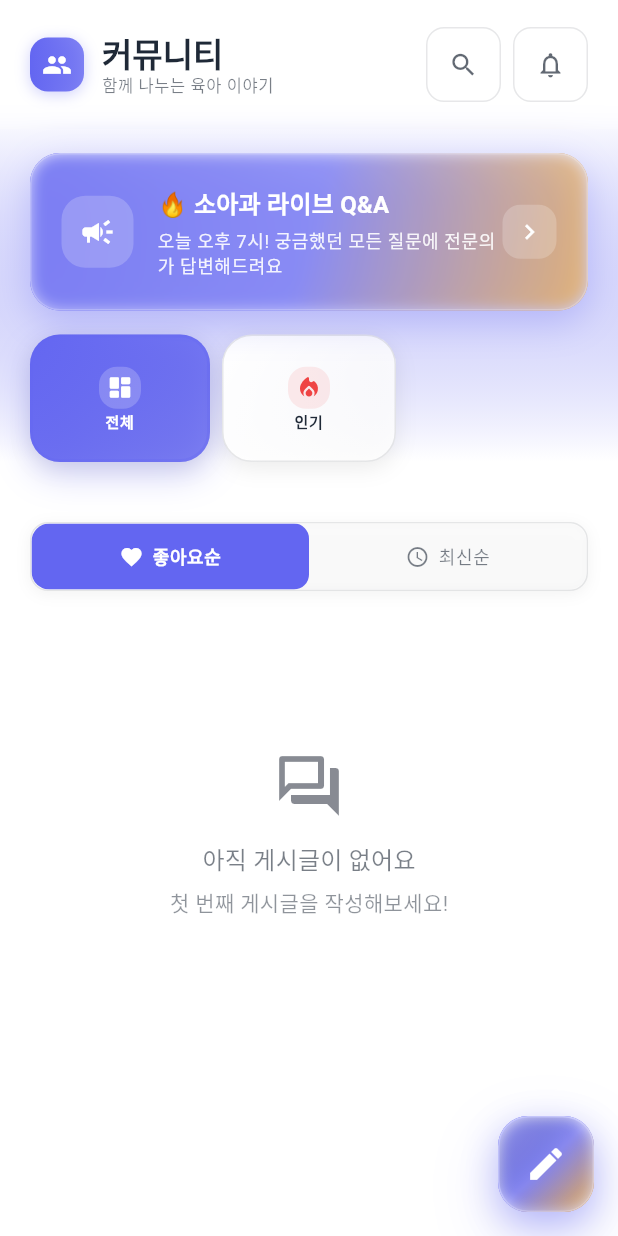
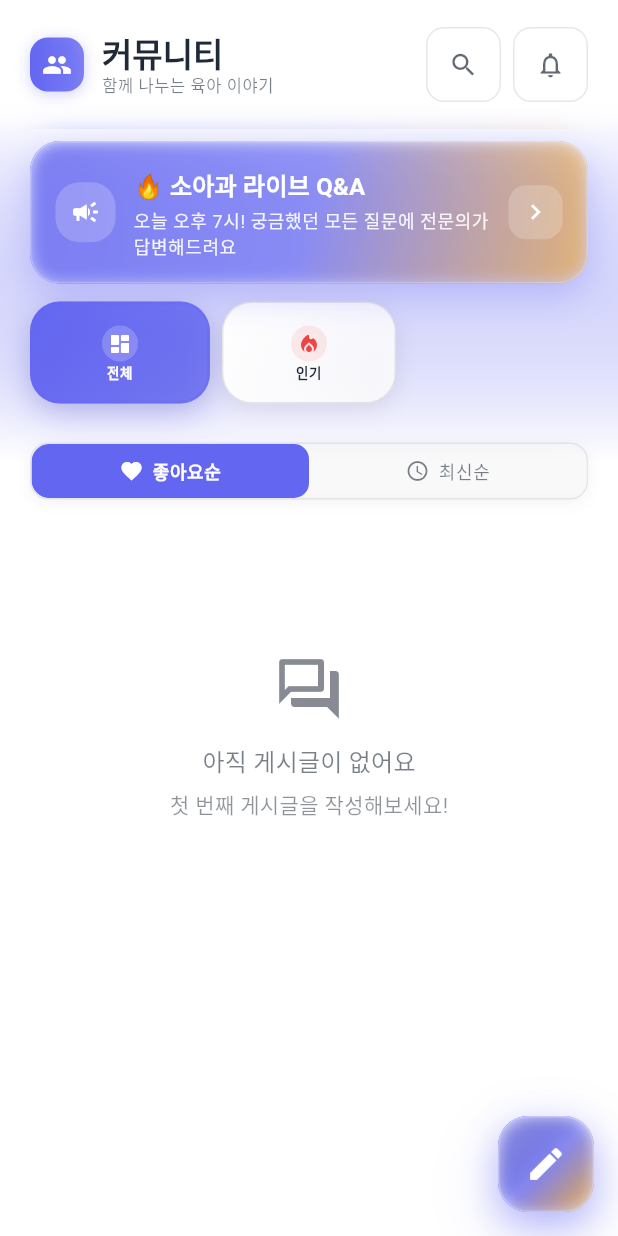
Before and after one commit to skyinthe-sea/bomt, a Flutter app: the CommunityScreen screen opened directly, on a phone screen of 412 x 824 dp. Run offline on Flutter 3.47's test engine with Material 3 defaults, Android fonts, the phone set to English and light mode, and no system bars; our stand-ins replace app_links, fl_chart, flutter_local_notifications, image_picker, persistent_bottom_nav_bar_v2, share_plus and 3 more; missing offline and left inert: kakao_flutter_sdk, kakao_flutter_sdk_user; accounts and stored records are empty; generated files the repository leaves out were written again.

Commit message:
커뮤니티 기능 ui수정

```diff
--- a/lib/src/features/community/presentation/screens/community_screen.dart
+++ b/lib/src/features/community/presentation/screens/community_screen.dart
@@ -102,7 +102,7 @@ class _CommunityScreenState extends State<CommunityScreen>
                   slivers: [
                     // 상단 여백
                     const SliverToBoxAdapter(
-                      child: SizedBox(height: 16),
+                      child: SizedBox(height: 8),
                     ),
 
                     // 상단 배너
@@ -118,7 +118,7 @@ class _CommunityScreenState extends State<CommunityScreen>
                     // 정렬 버튼
                     SliverToBoxAdapter(
                       child: Container(
-                        margin: const EdgeInsets.symmetric(horizontal: 20, vertical: 12),
+                        margin: const EdgeInsets.symmetric(horizontal: 20, vertical: 8),
                         child: Row(
                           children: [
                             Expanded(
@@ -157,7 +157,7 @@ class _CommunityScreenState extends State<CommunityScreen>
                                               child: AnimatedContainer(
                                                 duration: const Duration(milliseconds: 200),
                                                 curve: Curves.easeInOut,
-                                                padding: const EdgeInsets.symmetric(vertical: 14),
+                                                padding: const EdgeInsets.symmetric(vertical: 10),
                                                 decoration: BoxDecoration(
                                                   color: provider.postSortOrder == 'like_count'
                                                       ? theme.colorScheme.primary
@@ -202,7 +202,7 @@ class _CommunityScreenState extends State<CommunityScreen>
                                               child: AnimatedContainer(
                                                 duration: const Duration(milliseconds: 200),
                                                 curve: Curves.easeInOut,
-                                                padding: const EdgeInsets.symmetric(vertical: 14),
+                                                padding: const EdgeInsets.symmetric(vertical: 10),
                                                 decoration: BoxDecoration(
                                                   color: provider.postSortOrder == 'created_at'
                                                       ? theme.colorScheme.primary
--- a/lib/src/features/community/presentation/widgets/community_banner.dart
+++ b/lib/src/features/community/presentation/widgets/community_banner.dart
@@ -36,7 +36,7 @@ class CommunityBanner extends StatelessWidget {
     return GestureDetector(
       onTap: () => _showComingSoonToast(context),
       child: Container(
-        margin: const EdgeInsets.fromLTRB(20, 0, 20, 16),
+        margin: const EdgeInsets.fromLTRB(20, 0, 20, 12),
         decoration: BoxDecoration(
           gradient: LinearGradient(
             begin: Alignment.topLeft,
@@ -62,7 +62,7 @@ class CommunityBanner extends StatelessWidget {
           child: BackdropFilter(
             filter: ImageFilter.blur(sigmaX: 5, sigmaY: 5),
             child: Container(
-              padding: const EdgeInsets.all(20),
+              padding: const EdgeInsets.all(16),
               decoration: BoxDecoration(
                 color: Colors.white.withOpacity(0.1),
                 borderRadius: BorderRadius.circular(20),
@@ -75,7 +75,7 @@ class CommunityBanner extends StatelessWidget {
                 children: [
                   // 이벤트 아이콘
                   Container(
-                    padding: const EdgeInsets.all(12),
+                    padding: const EdgeInsets.all(10),
                     decoration: BoxDecoration(
                       color: Colors.white.withOpacity(0.2),
                       borderRadius: BorderRadius.circular(16),
@@ -83,11 +83,11 @@ class CommunityBanner extends StatelessWidget {
                     child: const Icon(
                       Icons.campaign,
                       color: Colors.white,
-                      size: 24,
+                      size: 20,
                     ),
                   ),
 
-                  const SizedBox(width: 16),
+                  const SizedBox(width: 12),
 
                   // 이벤트 내용
                   Expanded(
@@ -101,7 +101,7 @@ class CommunityBanner extends StatelessWidget {
                             fontWeight: FontWeight.bold,
                           ),
                         ),
-                        const SizedBox(height: 4),
+                        const SizedBox(height: 3),
                         Text(
                           '오늘 오후 7시! 궁금했던 모든 질문에 전문의가 답변해드려요',
                           style: theme.textTheme.bodySmall?.copyWith(
--- a/lib/src/features/community/presentation/widgets/community_category_tabs.dart
+++ b/lib/src/features/community/presentation/widgets/community_category_tabs.dart
@@ -106,7 +106,7 @@ class _CommunityCategoryTabsState extends State<CommunityCategoryTabs>
     return Column(
       children: rows.map((rowCategories) {
         return Container(
-          margin: const EdgeInsets.only(bottom: 8),
+          margin: const EdgeInsets.only(bottom: 6),
           child: Row(
             children: [
               ...rowCategories.asMap().entries.map((entry) {
@@ -158,7 +158,7 @@ class _CommunityCategoryTabsState extends State<CommunityCategoryTabs>
             child: AnimatedContainer(
               duration: const Duration(milliseconds: 300),
               curve: Curves.easeInOutCubic,
-              height: 85, // 오버플로우 완전 방지 (+5px 추가)
+              height: 68, // 더 컴팩트한 크기
               decoration: BoxDecoration(
                 gradient: isSelected
                     ? LinearGradient(
@@ -209,14 +209,14 @@ class _CommunityCategoryTabsState extends State<CommunityCategoryTabs>
                     provider.selectCategory(category.slug);
                   },
                   child: Container(
-                    padding: const EdgeInsets.all(10),
+                    padding: const EdgeInsets.all(8),
                     child: Column(
                       mainAxisAlignment: MainAxisAlignment.center,
                       children: [
                         // 아이콘
                         AnimatedContainer(
                           duration: const Duration(milliseconds: 300),
-                          padding: const EdgeInsets.all(5),
+                          padding: const EdgeInsets.all(4),
                           decoration: BoxDecoration(
                             color: isSelected
                                 ? Colors.white.withOpacity(0.2)
@@ -225,14 +225,14 @@ class _CommunityCategoryTabsState extends State<CommunityCategoryTabs>
                           ),
                           child: Icon(
                             _getCategoryIcon(category.icon),
-                            size: 18,
+                            size: 16,
                             color: isSelected
                                 ? Colors.white
                                 : categoryColor,
                           ),
                         ),
 
-                        const SizedBox(height: 4),
+                        const SizedBox(height: 3),
 
                         // 텍스트
                         Flexible(
@@ -245,7 +245,7 @@ class _CommunityCategoryTabsState extends State<CommunityCategoryTabs>
                               fontWeight: isSelected
                                   ? FontWeight.w700
                                   : FontWeight.w600,
-                              fontSize: 10,
+                              fontSize: 9,
                               height: 1.0, // 줄 높이 명시적 설정
                             ),
                             textAlign: TextAlign.center,
@@ -276,7 +276,7 @@ class _CommunityCategoryTabsState extends State<CommunityCategoryTabs>
         }
 
         return Container(
-          margin: const EdgeInsets.only(bottom: 20),
+          margin: const EdgeInsets.only(bottom: 12),
           child: Column(
             children: [
               // 카테고리 Grid
--- a/lib/src/features/community/presentation/widgets/community_post_list.dart
+++ b/lib/src/features/community/presentation/widgets/community_post_list.dart
@@ -58,7 +58,7 @@ class CommunityPostList extends StatelessWidget {
               // 5개마다 광고 삽입
               if ((index + 1) % 6 == 0 && index < provider.posts.length) {
                 return const Padding(
-                  padding: EdgeInsets.symmetric(horizontal: 20, vertical: 8),
+                  padding: EdgeInsets.symmetric(horizontal: 20, vertical: 6),
                   child: CommunityAdCard(),
                 );
               }
@@ -73,7 +73,7 @@ class CommunityPostList extends StatelessWidget {
               final post = provider.posts[postIndex];
 
               return Padding(
-                padding: const EdgeInsets.symmetric(horizontal: 20, vertical: 8),
+                padding: const EdgeInsets.symmetric(horizontal: 20, vertical: 6),
                 child: CommunityPostCard(
                   post: post,
                   selectedCategorySlug: provider.selectedCategorySlug, // 현재 선택된 카테고리 전달
```
Also changed, not shown: lib/src/features/community/presentation/widgets/community_post_card.dart (+3 -70 lines).
